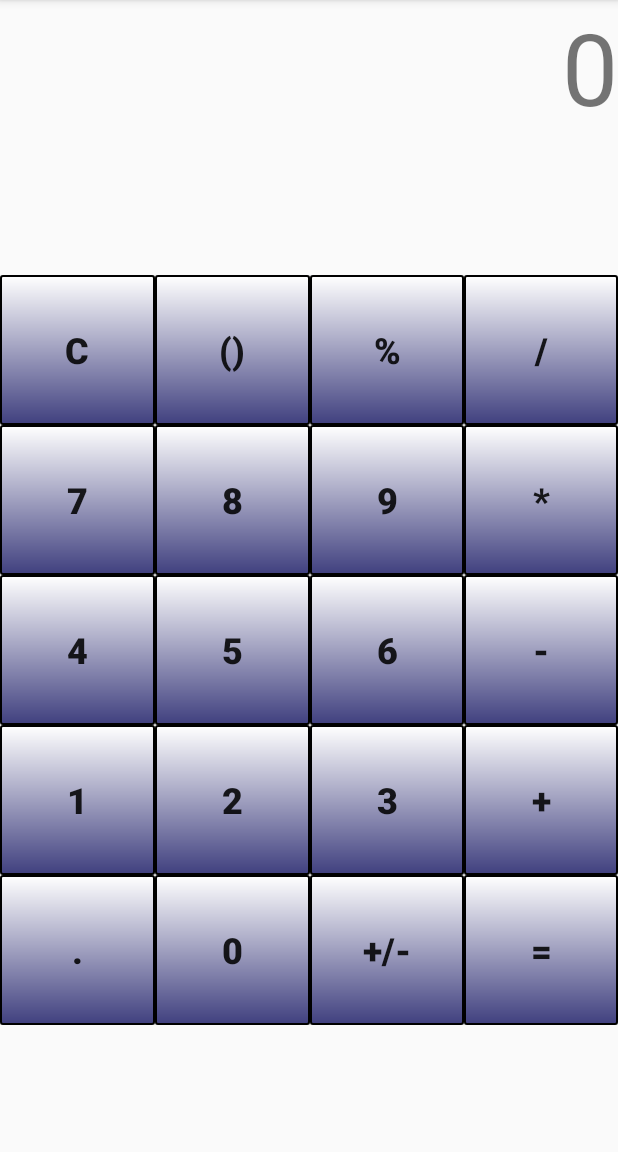
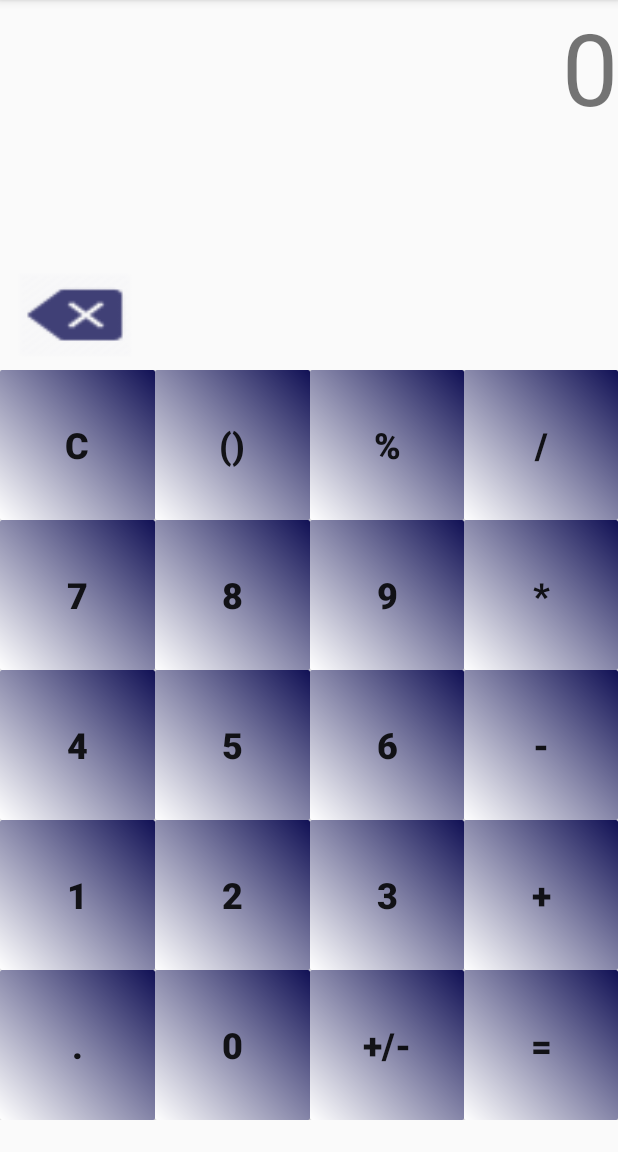
Before and after one commit to sofiacha/FastCalculator, an Android app: the screen it shows after launch (MainActivity), on a phone screen of 412 x 824 dp, the part 84-1236 px from its top. Run offline under Robolectric (Android 15) with nearby library versions, the phone set to English and light mode, and no system bars.

```diff
--- a/app/build.gradle
+++ b/app/build.gradle
@@ -12,6 +12,9 @@ android {
         testInstrumentationRunner "android.support.test.runner.AndroidJUnitRunner"
     }
     buildTypes {
+        debug {
+            debuggable true
+        }
         release {
             minifyEnabled false
             proguardFiles getDefaultProguardFile('proguard-android.txt'), 'proguard-rules.pro'
--- a/app/src/main/res/drawable/buttons.xml
+++ b/app/src/main/res/drawable/buttons.xml
@@ -2,8 +2,11 @@
 <shape xmlns:android="http://schemas.android.com/apk/res/android">
         android:shape="rectangle"
     <gradient android:startColor = "#FFFFFF"
-        android:endColor = "#40407F"
-        android:angle = "270" />
+        android:type="linear"
+        android:angle="45"
+        android:centerX="55%"
+        android:endColor = "#111155"
+/>
     <corners android:radius = "1dp"/>
-    <stroke android:width = "2px" android:color="#000000"/>
+    <stroke android:width = "0px" android:color="#FFFFFF" />
 </shape>
--- a/app/src/main/res/layout/activity_main.xml
+++ b/app/src/main/res/layout/activity_main.xml
@@ -1,6 +1,7 @@
 <?xml version="1.0" encoding="utf-8"?>
 <LinearLayout
     xmlns:android="http://schemas.android.com/apk/res/android"
+    xmlns:app="http://schemas.android.com/apk/res-auto"
     xmlns:tools="http://schemas.android.com/tools"
     android:id="@+id/activity_main"
     android:layout_width="fill_parent"
@@ -9,16 +10,33 @@
     tools:context="com.example.sofak.fastcalculator.MainActivity">
     <LinearLayout
         android:layout_width="match_parent"
-        android:layout_height="275px"
+        android:layout_height="260px"
         android:orientation="vertical">
+
         <TextView
             android:id="@+id/canvas"
             android:layout_width="fill_parent"
-            android:layout_height="78dp"
+            android:layout_height="match_parent"
             android:text="0"
-            android:textSize="100px"
-            android:textAlignment="textEnd"/>
+            android:textAlignment="textEnd"
+            android:textSize="100px" />
+        </LinearLayout>
+        <LinearLayout
+            android:layout_width="150px"
+            android:layout_height="110px"
+            android:orientation="horizontal">
 
+            <Button
+                android:id="@+id/backspace"
+                style="@style/Widget.AppCompat.Button"
+                android:layout_width="150px"
+                android:layout_height="110px"
+                android:layout_alignParentRight="true"
+                android:layout_weight="0.30"
+                android:background="@drawable/ic_action_name"
+                android:clickable="true"
+                android:elevation="0dp"
+                android:longClickable="false" />
     </LinearLayout>
 
     <LinearLayout
--- a/app/src/main/res/values/colors.xml
+++ b/app/src/main/res/values/colors.xml
@@ -1,6 +1,7 @@
 <?xml version="1.0" encoding="utf-8"?>
 <resources>
     <color name="colorPrimary">#111155</color>
+    <color name="colorWhite">#ffffff</color>
     <color name="colorPrimaryDark">#111115</color>
-    <color name="colorAccent">#FF4081</color>
+    <color name="colorAccent">#FF111190</color>
 </resources>
```
Also changed, not shown: app/src/main/res/drawable-hdpi/ic_action_name.png (added), app/src/main/res/drawable-mdpi/ic_action_name.png (added), app/src/main/res/drawable-xhdpi/ic_action_name.png (added), app/src/main/res/drawable-xxhdpi/ic_action_name.png (added).
